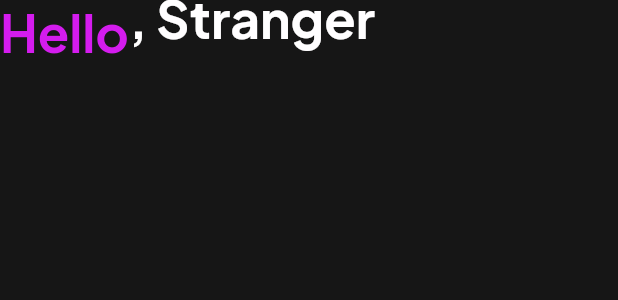
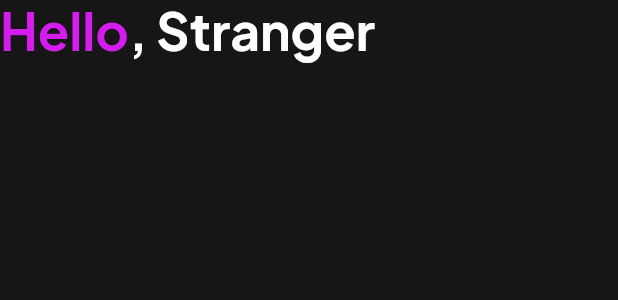
Before and after one commit to idaudk/flutter-portfolio, a Flutter app: the Translation widget shown alone on an empty page, opened directly, on a phone screen of 412 x 824 dp. Shown: the top 300 px of the screen. Run offline on Flutter 3.47's test engine with Material 3 defaults, Android fonts, the phone set to English and light mode, and no system bars; our stand-ins replace bloc, cached_network_image, carousel_slider, dotted_decoration, equatable, flutter_bloc and 5 more; missing offline and left inert: easy_image_viewer, hyper_effects; network calls fail.

Commit message:
hero section line hight fix

```diff
--- a/lib/ui/widgets/translation.dart
+++ b/lib/ui/widgets/translation.dart
@@ -110,8 +110,8 @@ class _TranslationState extends State<Translation> {
           strutStyle: StrutStyle(
             // fontSize: 56,
             //TODO fix height
-            height: isMobile ? 2 : 5,
-            forceStrutHeight: true,
+            height: isMobile ? -0.8 : 0,
+            // forceStrutHeight: true,
             leading: 1,
           ),
         ),
```
Also changed, not shown: 5 other files.
